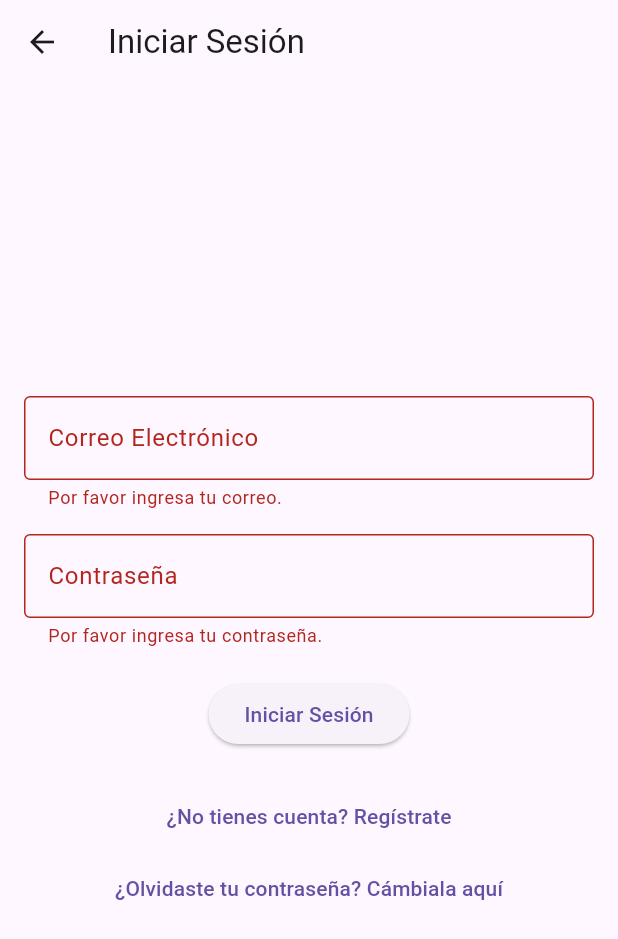
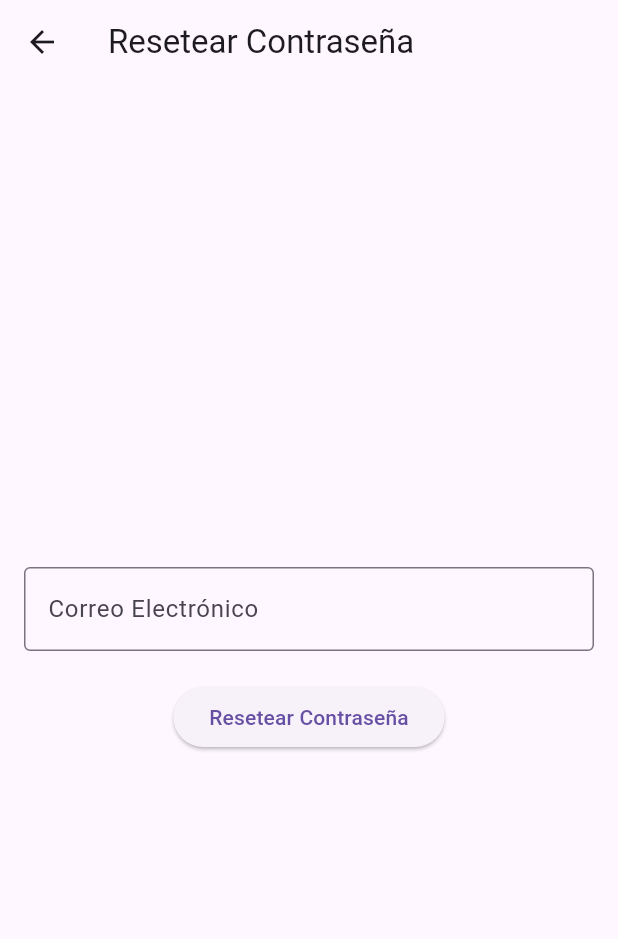
Before and after one commit to antonioguismar91/RecetasDeCocina, a Flutter app: the LoginScreen screen opened directly, after a tap on "Iniciar Sesión", after a tap on "¿Olvidaste tu contraseña? Cámbiala aquí", on a phone screen of 412 x 824 dp. Shown: the top 939 px of the screen. Run offline on Flutter 3.47's test engine with Material 3 defaults, Android fonts, the phone set to English and light mode, and no system bars; our stand-ins replace firebase_auth, firebase_core; accounts and stored records are empty; generated files the repository leaves out were written again.

Commit message:
Resetear Contraseña implementado

```diff
--- a/recetasdecocina/lib/login.dart
+++ b/recetasdecocina/lib/login.dart
@@ -1,6 +1,7 @@
 import 'package:flutter/material.dart';
 import 'package:firebase_auth/firebase_auth.dart';
 import 'register.dart';
+import 'user_dashboard.dart';
 
 
 class LoginScreen extends StatefulWidget {
@@ -126,12 +127,12 @@ class _LoginScreenState extends State<LoginScreen> {
               TextButton(
                 onPressed: () {
                   // Navegar a la pantalla de cambiar contraseña
-                  /*Navigator.push(
+                  Navigator.push(
                     context,
                     MaterialPageRoute(
                       builder: (context) => ResetScreen(),
                     ),
-                  );*/
+                  );
                 },
                 child: Text("¿Olvidaste tu contraseña? Cámbiala aquí"),
               ),
--- /dev/null
+++ b/recetasdecocina/lib/user_dashboard.dart
@@ -0,0 +1,89 @@
+import 'package:flutter/material.dart';
+import 'package:firebase_auth/firebase_auth.dart';
+import 'login.dart';
+
+class ResetScreen extends StatefulWidget {
+  @override
+  _ResetScreenState createState() => _ResetScreenState();
+}
+
+class _ResetScreenState extends State<ResetScreen> {
+  final _emailController = TextEditingController();
+  final _formKey = GlobalKey<FormState>();
+  bool _isLoading = false;
+
+  Future<void> _resetPassword() async {
+    if (_formKey.currentState!.validate()) {
+      setState(() {
+        _isLoading = true;
+      });
+
+      try {
+        await FirebaseAuth.instance.sendPasswordResetEmail(
+          email: _emailController.text.trim(),
+        );
+
+        ScaffoldMessenger.of(context).showSnackBar(
+          SnackBar(content: Text('Correo de reseteo enviado')),
+        );
+
+        Navigator.pushReplacement(
+          context,
+          MaterialPageRoute(builder: (context) => LoginScreen()),
+        );
+      } on FirebaseAuthException catch (e) {
+        ScaffoldMessenger.of(context).showSnackBar(
+          SnackBar(content: Text('Error: ${e.message}')),
+        );
+      } finally {
+        setState(() {
+          _isLoading = false;
+        });
+      }
+    }
+  }
+
+  @override
+  Widget build(BuildContext context) {
+    return Scaffold(
+      appBar: AppBar(
+        title: Text("Resetear Contraseña"),
+      ),
+      body: Padding(
+        padding: const EdgeInsets.all(16.0),
+        child: Form(
+          key: _formKey,
+          child: Column(
+            mainAxisAlignment: MainAxisAlignment.center,
+            children: [
+              TextFormField(
+                controller: _emailController,
+                keyboardType: TextInputType.emailAddress,
+                decoration: InputDecoration(
+                  labelText: 'Correo Electrónico',
+                  border: OutlineInputBorder(),
+                ),
+                validator: (value) {
+                  if (value == null || value.isEmpty) {
+                    return 'Por favor ingresa tu correo.';
+                  }
+                  if (!RegExp(r'^[^@]+@[^@]+\.[^@]+').hasMatch(value)) {
+                    return 'Por favor ingresa un correo válido.';
+                  }
+                  return null;
+                },
+              ),
+              SizedBox(height: 20),
+              _isLoading
+                  ? CircularProgressIndicator()
+                  : ElevatedButton(
+                onPressed: _resetPassword,
+                child: Text("Resetear Contraseña"),
+              ),
+            ],
+          ),
+        ),
+      ),
+    );
+  }
+}
```
